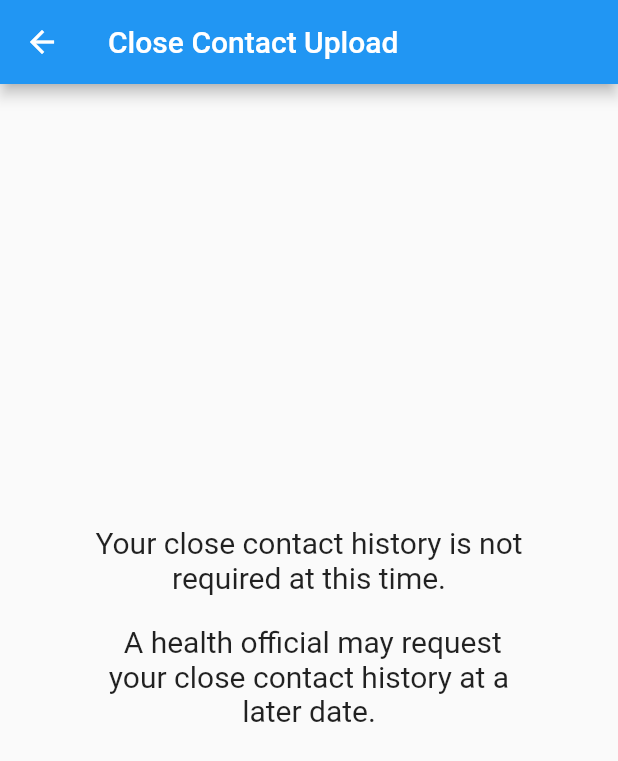
After one commit to IFS4205-TraceIT/traceit-app, a Flutter app: the TracingScreen screen opened directly, after a tap on the "upload" icon, on a phone screen of 412 x 824 dp. The commit adds this screen. Shown: the top 761 px of the screen. Run offline on Flutter 3.47's test engine with Material 2 defaults, Android fonts, the phone set to English and light mode, and no system bars; our stand-ins replace device_info_plus, email_validator, flutter_login, flutter_secure_storage, hive, jwt_decoder; missing offline and left inert: fbroadcast, flutter_ble_peripheral, flutter_reactive_ble; accounts and stored records are empty; statements that could not run were skipped.

Commit message:
Add contact upload screen

```diff
--- /dev/null
+++ b/lib/screens/contact_upload_screen.dart
@@ -0,0 +1,125 @@
+import 'package:flutter/material.dart';
+
+class ContactUploadScreen extends StatefulWidget {
+  const ContactUploadScreen({super.key});
+
+  @override
+  State<ContactUploadScreen> createState() => _ContactUploadScreenState();
+}
+
+class _ContactUploadScreenState extends State<ContactUploadScreen> {
+  bool _canUpload = false;
+  bool _isUploading = false;
+  bool _completedUpload = false;
+
+  Future<void> _refreshUploadStatus() async {
+    // TODO: Refresh upload status
+    setState(() {
+      _canUpload = !_canUpload;
+    });
+
+    await Future<void>.delayed(const Duration(seconds: 1));
+  }
+
+  Future<void> _uploadCloseContacts() async {
+    // TODO: Upload close contacts
+    setState(() {
+      _isUploading = true;
+    });
+
+    await Future<void>.delayed(const Duration(seconds: 1));
+
+    setState(() {
+      _isUploading = false;
+      _completedUpload = true;
+    });
+  }
+
+  @override
+  Widget build(BuildContext context) {
+    return Scaffold(
+      appBar: AppBar(
+        title: const Text('Close Contact Upload'),
+      ),
+      body: RefreshIndicator(
+        onRefresh: _refreshUploadStatus,
+        child: SingleChildScrollView(
+          physics: const AlwaysScrollableScrollPhysics(),
+          child: SizedBox(
+            height: MediaQuery.of(context).size.height - 100,
+            child: Center(
+              child: Wrap(
+                direction: Axis.vertical,
+                crossAxisAlignment: WrapCrossAlignment.center,
+                children: [
+                  Visibility(
+                    visible: !_canUpload,
+                    child: Wrap(
+                      direction: Axis.vertical,
+                      crossAxisAlignment: WrapCrossAlignment.center,
+                      spacing: 20,
+                      children: const [
+                        SizedBox(
+                          width: 300,
+                          child: Text(
+                            'Your close contact history is not required at this time.',
+                            style: TextStyle(fontSize: 20),
+                            textAlign: TextAlign.center,
+                          ),
+                        ),
+                        SizedBox(
+                          width: 300,
+                          child: Text(
+                            ' A health official may request your close contact '
+                            'history at a later date.',
+                            style: TextStyle(fontSize: 20),
+                            textAlign: TextAlign.center,
+                          ),
+                        ),
+                      ],
+                    ),
+                  ),
+                  Visibility(
+                    visible: _canUpload,
+                    child: Wrap(
+                      direction: Axis.vertical,
+                      crossAxisAlignment: WrapCrossAlignment.center,
+                      spacing: 10,
+                      children: [
+                        const SizedBox(
+                          width: 300,
+                          child: Text(
+                            'Health officials have requested your close contact'
+                            ' history. Please upload your close contacts as '
+                            'soon as possible.',
+                            textAlign: TextAlign.center,
+                          ),
+                        ),
+                        ElevatedButton(
+                          onPressed: _isUploading || _completedUpload
+                              ? null
+                              : _uploadCloseContacts,
+                          child: Text(
+                            (() {
+                              if (_isUploading) {
+                                return 'Uploading...';
+                              } else if (_completedUpload) {
+                                return 'Upload Complete';
+                              } else {
+                                return 'Upload Close Contacts';
+                              }
+                            }()),
+                          ),
+                        )
+                      ],
+                    ),
+                  ),
+                ],
+              ),
+            ),
+          ),
+        ),
+      ),
+    );
+  }
+}
--- a/lib/screens/tracing_screen.dart
+++ b/lib/screens/tracing_screen.dart
@@ -2,8 +2,9 @@ import 'package:fbroadcast/fbroadcast.dart';
 import 'package:flutter/material.dart';
 import 'package:http/http.dart';
 import 'package:traceit_app/const.dart';
-import 'package:traceit_app/screens/buildingaccess_screen.dart';
+import 'package:traceit_app/screens/building_access_screen.dart';
 import 'package:device_info_plus/device_info_plus.dart';
+import 'package:traceit_app/screens/contact_upload_screen.dart';
 import 'package:traceit_app/screens/login_screen.dart';
 import 'package:traceit_app/server_auth.dart';
 import 'package:traceit_app/storage/storage.dart';
@@ -246,15 +247,17 @@ class _TracingScreenState extends State<TracingScreen> {
         automaticallyImplyLeading: false,
         actions: [
           IconButton(
-            onPressed: () {
-              Navigator.of(context).push(
+            onPressed: () => {
+              // Navigate to contact upload screen
+              Navigator.push(
+                context,
                 MaterialPageRoute(
-                  builder: ((context) => const QRCodeScannerScreen()),
+                  builder: (context) => const ContactUploadScreen(),
                 ),
-              );
+              ),
             },
-            icon: const Icon(Icons.qr_code_scanner_rounded),
-            tooltip: 'Scan Building QR Code',
+            icon: const Icon(Icons.upload),
+            tooltip: 'Upload close contact data',
           ),
           PopupMenuButton(
             itemBuilder: (context) {
@@ -276,6 +279,18 @@ class _TracingScreenState extends State<TracingScreen> {
             },
           ),
         ],
+      ),
+      floatingActionButton: FloatingActionButton(
+        onPressed: () {
+          // Navigate to scanner screen
+          Navigator.of(context).push(
+            MaterialPageRoute(
+              builder: ((context) => const BuildingAccessScreen()),
+            ),
+          );
+        },
+        tooltip: 'Scan Building QR Code',
+        child: const Icon(Icons.qr_code_scanner_rounded),
       ),
       body: Center(
         child: Wrap(
```
Also changed, not shown: lib/screens/building_access_screen.dart (added, +24 -0 lines), lib/screens/buildingaccess_screen.dart (deleted, +0 -15 lines).
